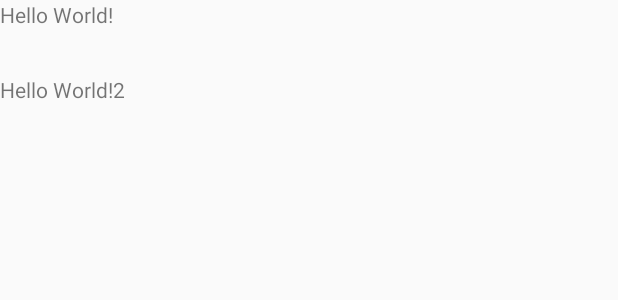
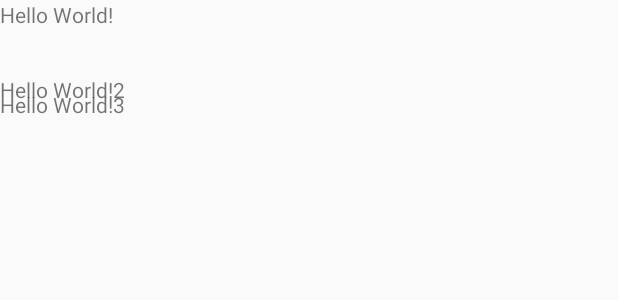
Before and after one commit to Pre-Enrollment-APP/PRE-ENROLLMENT-APP-AND-EVALUATION-SYSTEM, an Android app: the layout activity_evaluationform.xml on its own in the app's theme, with its tools: preview values and no code run, on a phone screen of 412 x 824 dp. Shown: the top 300 px of the screen. Run offline under Robolectric (Android 15) with nearby library versions, the phone set to English and light mode, and no system bars.

Commit message:
testing 3

```diff
--- a/app/src/main/res/layout/activity_evaluationform.xml
+++ b/app/src/main/res/layout/activity_evaluationform.xml
@@ -15,7 +15,11 @@
         android:layout_width="match_parent"
         android:layout_height="match_parent"
         android:layout_marginTop="50dp"
-        android:text="Hello World!2"
-        />
+        android:text="Hello World!2" />
+    <TextView
+        android:layout_width="match_parent"
+        android:layout_height="match_parent"
+        android:layout_marginTop="60dp"
+        android:text="Hello World!3" />
 
 </RelativeLayout>
```
